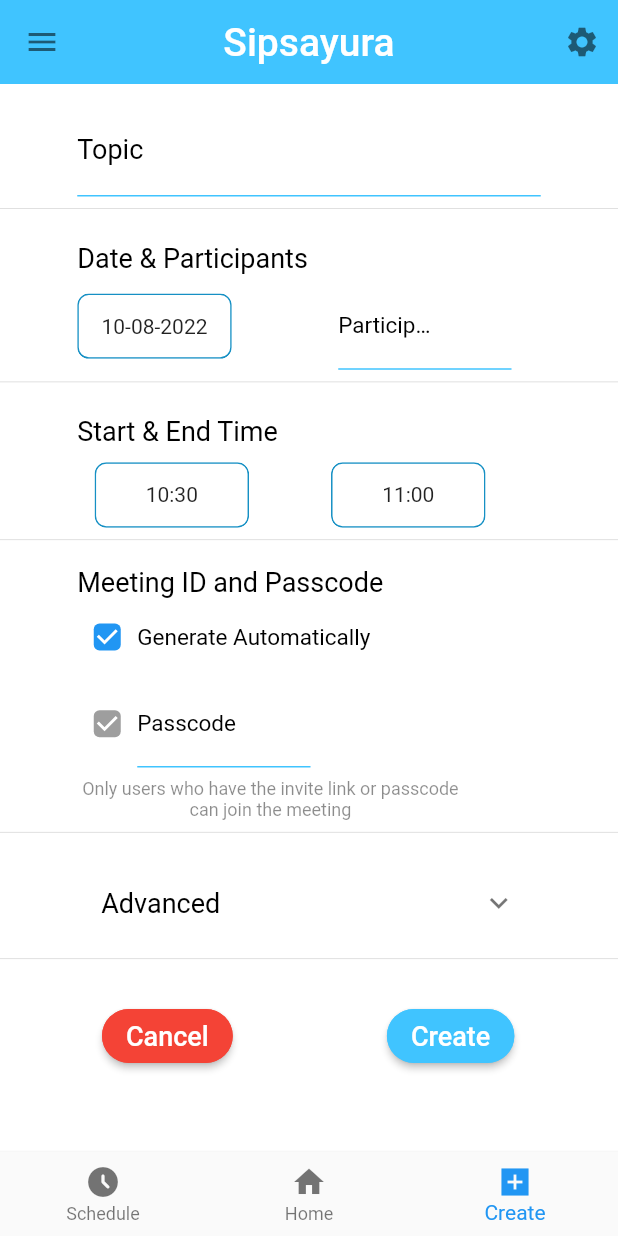
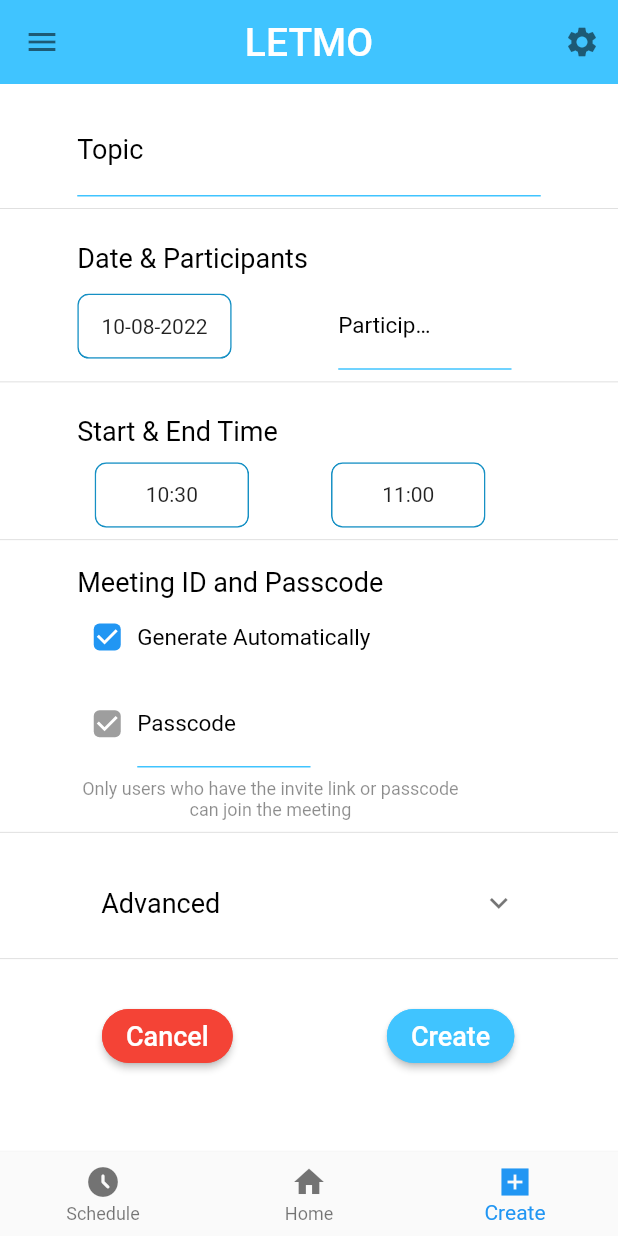
Before and after one commit to trungkien71297/sipsayuraLiveFlutter, a Flutter app: the ScheduleMeetingFormScreen screen opened by its route, on a phone screen of 412 x 824 dp. Run offline on Flutter 3.47's test engine with Material 2 defaults, Android fonts, the phone set to English and light mode, and no system bars; our stand-ins replace awesome_dialog, bloc, cached_network_image, connectivity_plus, flutter_bloc, flutter_markdown and 10 more; missing offline and left inert: bottom_bar, day_night_switcher, flutter_foreground_plugin, flutter_webrtc, sip_ua; accounts and stored records are empty; Roboto replaces fonts that are missing (Oldenburg).

Commit message:
first commit

```diff
--- a/lib/localization/en_us/en_us_translations.dart
+++ b/lib/localization/en_us/en_us_translations.dart
@@ -6,7 +6,7 @@
   "msg_hgghuhu_gmail_c": "hgghuhu@gmail.com",
   "lbl_host_you": "Host : You",
   "lbl_advanced": "Advanced",
-  "lbl_sipsayura": "Sipsayura ",
+  "lbl_sipsayura": "LETMO",
   "lbl_family_meeting": "Family Meeting.",
   "msg_this_data_will": "This data will not be stored.",
   "msg_a_discourse_on": "A discourse on theology.",
@@ -20,7 +20,7 @@
   "lbl_sign_in": "Sign In",
   "msg_discussion_on_c": "Discussion on cybersecurity.",
   "lbl_join_meeting": "Join Meeting",
-  "lbl_sipsayura2": "Sipsayura",
+  "lbl_sipsayura2": "LETMO",
   "lbl_sign_up": "Sign Up",
   "lbl_meeting_id": "Meeting ID :",
   "msg_noise_cancellat": "Noise Cancellation : ON",
@@ -49,7 +49,7 @@
   "lbl_my_schedule": "My Schedule",
   "lbl_nexus_6": "Nexus 6",
   "msg_by_signing_up":
-  "By Signing up, I agree to the \nPrivacy Policy and Terms of Service.",
+      "By Signing up, I agree to the \nPrivacy Policy and Terms of Service.",
   "lbl_meeting_audio": "Meeting Audio :",
   "msg_host_a_k_mi": "Host : A. K. Mishra",
   "lbl_add": "Add",
@@ -92,10 +92,10 @@
   "lbl_date_participants": "Date & Participants",
   "msg_schedule_meetin": "Create Meeting",
   "msg_only_users_who":
-  "Only users who have the invite link or passcode can join the meeting",
+      "Only users who have the invite link or passcode can join the meeting",
   "msg_personal_meetin": "Personal Meeting ID : 601 950 9822",
   "meeting_id_for_you": "The Meeting ID will auto generated for you!",
-  "msg_meeting_id_pa" : "Meeting ID and Passcode",
+  "msg_meeting_id_pa": "Meeting ID and Passcode",
   "lbl_topic_1": "Topic",
   "lbl_30_mins": "30 mins",
   "lbl_meeting_id_1": "Meeting ID",
--- a/lib/main.dart
+++ b/lib/main.dart
@@ -126,7 +126,7 @@
         translations: AppLocalization(),
         locale: Get.deviceLocale, //for setting localization strings
         fallbackLocale: Locale('en', 'US'),
-        title: "sipsayura_live",
+        title: "LETMO",
         initialBinding: InitialBindings(),
         initialRoute: AppRoutes.initialRoute,
         getPages: AppRoutes.pages,
```
